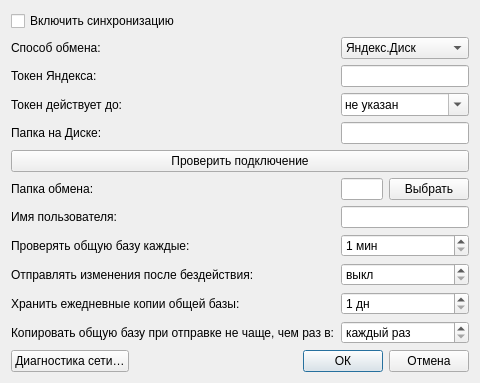
Qt form designer/ui/syncsettingsdialog.ui (Aleee/FinanceCalender) before a commit.
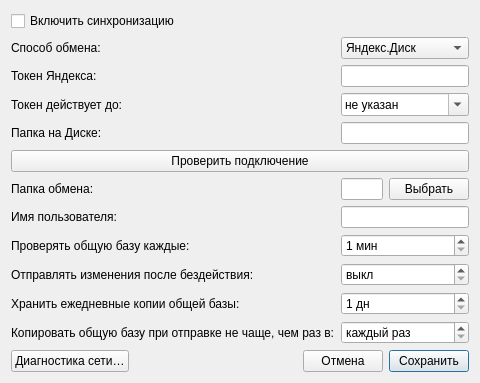
The same form after that commit.

Commit message: fix: dialog buttons unification

The edit to the form file:
```diff
--- a/designer/ui/syncsettingsdialog.ui
+++ b/designer/ui/syncsettingsdialog.ui
@@ -244,19 +244,19 @@
       </spacer>
      </item>
      <item>
-      <widget class="QPushButton" name="pb_ok">
+      <widget class="QPushButton" name="pb_cancel">
        <property name="text">
-        <string>ОК</string>
-       </property>
-       <property name="default">
-        <bool>true</bool>
+        <string>Отмена</string>
        </property>
       </widget>
      </item>
      <item>
-      <widget class="QPushButton" name="pb_cancel">
+      <widget class="QPushButton" name="pb_ok">
        <property name="text">
-        <string>Отмена</string>
+        <string>Сохранить</string>
+       </property>
+       <property name="default">
+        <bool>true</bool>
        </property>
       </widget>
      </item>
```
The commit also changes 17 other files.
